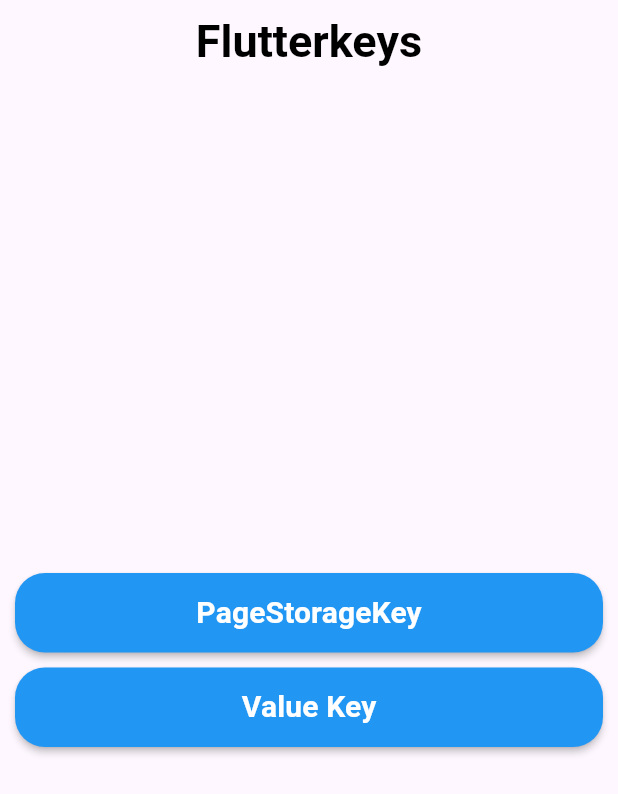
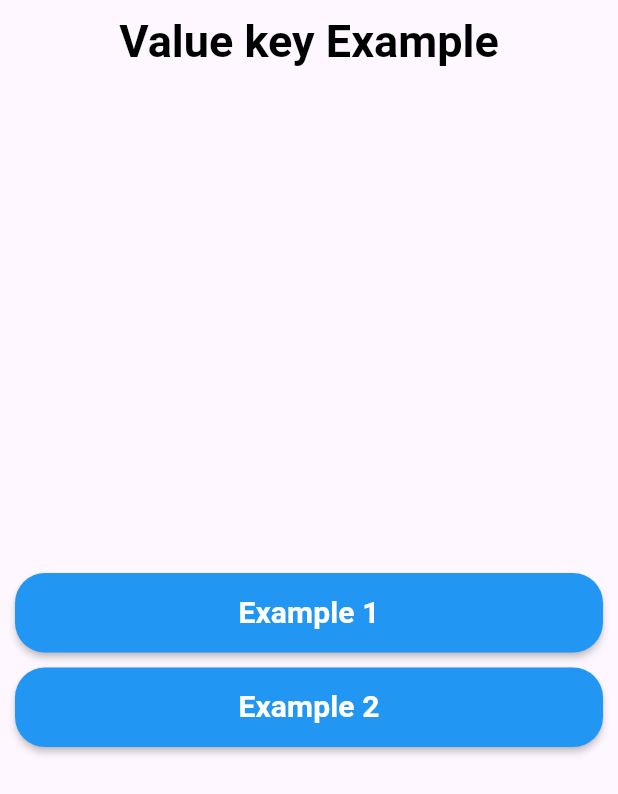
Before and after one commit to yadavmanish01/widgetsAndConcepts, a Flutter app: the FlutterkeysView screen opened by its route, after a tap on "Value Key", on a phone screen of 412 x 824 dp. Shown: the top 794 px of the screen. Run offline on Flutter 3.47's test engine with Material 3 defaults, Android fonts, the phone set to English and light mode, and no system bars; our stand-ins replace get.

Commit message:
isolate in progress

```diff
--- /dev/null
+++ b/lib/app/modules/flutterkeys/valuekeyPage/bindings/valuekey_page_binding.dart
@@ -0,0 +1,12 @@
+import 'package:get/get.dart';
+
+import '../controllers/valuekey_page_controller.dart';
+
+class ValuekeyPageBinding extends Bindings {
+  @override
+  void dependencies() {
+    Get.lazyPut<ValuekeyPageController>(
+      () => ValuekeyPageController(),
+    );
+  }
+}
--- /dev/null
+++ b/lib/app/modules/flutterkeys/valuekeyPage/views/valuekey_page_view.dart
@@ -0,0 +1,31 @@
+import 'package:flutter/material.dart';
+import 'package:flutterwidgetsandconcepts/app/routes/app_pages.dart';
+import 'package:flutterwidgetsandconcepts/utils/appStyle.dart';
+
+import 'package:get/get.dart';
+
+import '../../../../../extension/sizedboxextension.dart';
+import '../../../../../widgets/customButton.dart';
+import '../controllers/valuekey_page_controller.dart';
+
+class ValuekeyPageView extends GetView<ValuekeyPageController> {
+  const ValuekeyPageView({super.key});
+  @override
+  Widget build(BuildContext context) {
+    return Scaffold(
+      appBar: AppBar(
+        automaticallyImplyLeading: false,
+        title: const Text('Value key Example',style: AppStyle.appbartxt,),
+        centerTitle: true,
+      ),
+      body: Padding(
+        padding: const EdgeInsets.all(10.0),
+        child: Column(mainAxisAlignment:MainAxisAlignment.center,children: [
+          CustomButton(onPressed:(){Get.toNamed(Routes.VALUEKEYEXAMPLE1);},title: "Example 1"),
+          10.ph,
+          CustomButton(onPressed:(){Get.toNamed(Routes.VALUEKEYEXAMPLE2);},title: "Example 2"),
+        ],),
+      ),
+    );
+  }
+}
--- a/lib/app/modules/flutterkeys/views/flutterkeys_view.dart
+++ b/lib/app/modules/flutterkeys/views/flutterkeys_view.dart
@@ -23,7 +23,13 @@ class FlutterkeysView extends GetView<FlutterkeysController> {
         child: Column(mainAxisAlignment:MainAxisAlignment.center,children: [
           CustomButton(onPressed:(){Get.toNamed(Routes.PAGESTORAGEKEYEXAMPLE);},title: "PageStorageKey"),
           10.ph,
-          CustomButton(onPressed:(){},title: "Value Key"),
+          CustomButton(onPressed:(){Get.toNamed(Routes.VALUEKEY_PAGE);},title: "Value Key"),
+          10.ph,
+          CustomButton(onPressed:(){Get.toNamed(Routes.UNIQUEKEY_PAGE);},title: "Unique key"),
+          10.ph,
+          CustomButton(onPressed:(){},title: "Object Key"),
+          10.ph,
+          CustomButton(onPressed:(){},title: "Global Key"),
         ],),
       )
     );
--- a/lib/app/modules/home/views/home_view.dart
+++ b/lib/app/modules/home/views/home_view.dart
@@ -19,7 +19,7 @@ class HomeView extends GetView<HomeController> {
         children: [
           CustomButton(onPressed:(){Get.toNamed(Routes.FLUTTERKEYS);},title: "Keys"),
           10.ph,
-          CustomButton(title: "another"),
+          CustomButton(onPressed:(){},title: "Isolate"),
         ],
       ),
     );
--- a/lib/app/routes/app_routes.dart
+++ b/lib/app/routes/app_routes.dart
@@ -11,6 +11,12 @@ abstract class Routes {
       _Paths.FLUTTERKEYS + _Paths.PAGESTORAGEKEYEXAMPLE + _Paths.KEYEXAMPLE1;
   static const KEYEXAMPLE2 =
       _Paths.FLUTTERKEYS + _Paths.PAGESTORAGEKEYEXAMPLE + _Paths.KEYEXAMPLE2;
+  static const UNIQUEKEY_PAGE = _Paths.FLUTTERKEYS + _Paths.UNIQUEKEY_PAGE;
+  static const VALUEKEY_PAGE = _Paths.FLUTTERKEYS + _Paths.VALUEKEY_PAGE;
+  static const VALUEKEYEXAMPLE1 =
+      _Paths.FLUTTERKEYS + _Paths.VALUEKEY_PAGE + _Paths.VALUEKEYEXAMPLE1;
+  static const VALUEKEYEXAMPLE2 =
+      _Paths.FLUTTERKEYS + _Paths.VALUEKEY_PAGE + _Paths.VALUEKEYEXAMPLE2;
 }
 
 abstract class _Paths {
@@ -20,4 +26,8 @@ abstract class _Paths {
   static const PAGESTORAGEKEYEXAMPLE = '/pagestoragekeyexample';
   static const KEYEXAMPLE1 = '/keyexample1';
   static const KEYEXAMPLE2 = '/keyexample2';
+  static const UNIQUEKEY_PAGE = '/uniquekey-page';
+  static const VALUEKEY_PAGE = '/valuekey-page';
+  static const VALUEKEYEXAMPLE1 = '/valuekeyexample1';
+  static const VALUEKEYEXAMPLE2 = '/valuekeyexample2';
 }
```
Also changed, not shown: lib/app/modules/flutterkeys/uniquekeyPage/bindings/uniquekey_page_binding.dart (added, +12 -0 lines), lib/app/modules/flutterkeys/uniquekeyPage/controllers/uniquekey_page_controller.dart (added, +25 -0 lines), lib/app/modules/flutterkeys/uniquekeyPage/views/uniquekey_page_view.dart (added, +76 -0 lines), lib/app/modules/flutterkeys/valuekeyPage/controllers/valuekey_page_controller.dart (added, +23 -0 lines), lib/app/modules/flutterkeys/valuekeyPage/valuekeyexample1/bindings/valuekeyexample1_binding.dart (added, +12 -0 lines), lib/app/modules/flutterkeys/valuekeyPage/valuekeyexample1/controllers/valuekeyexample1_controller.dart (added, +26 -0 lines), lib/app/modules/flutterkeys/valuekeyPage/valuekeyexample1/views/valuekeyexample1_view.dart (added, +47 -0 lines), lib/app/modules/flutterkeys/valuekeyPage/valuekeyexample2/bindings/valuekeyexample2_binding.dart (added, +12 -0 lines), lib/app/modules/flutterkeys/valuekeyPage/valuekeyexample2/controllers/valuekeyexample2_controller.dart (added, +26 -0 lines), lib/app/modules/flutterkeys/valuekeyPage/valuekeyexample2/views/valuekeyexample2_view.dart (added, +37 -0 lines), lib/app/routes/app_pages.dart (+30 -0 lines).
